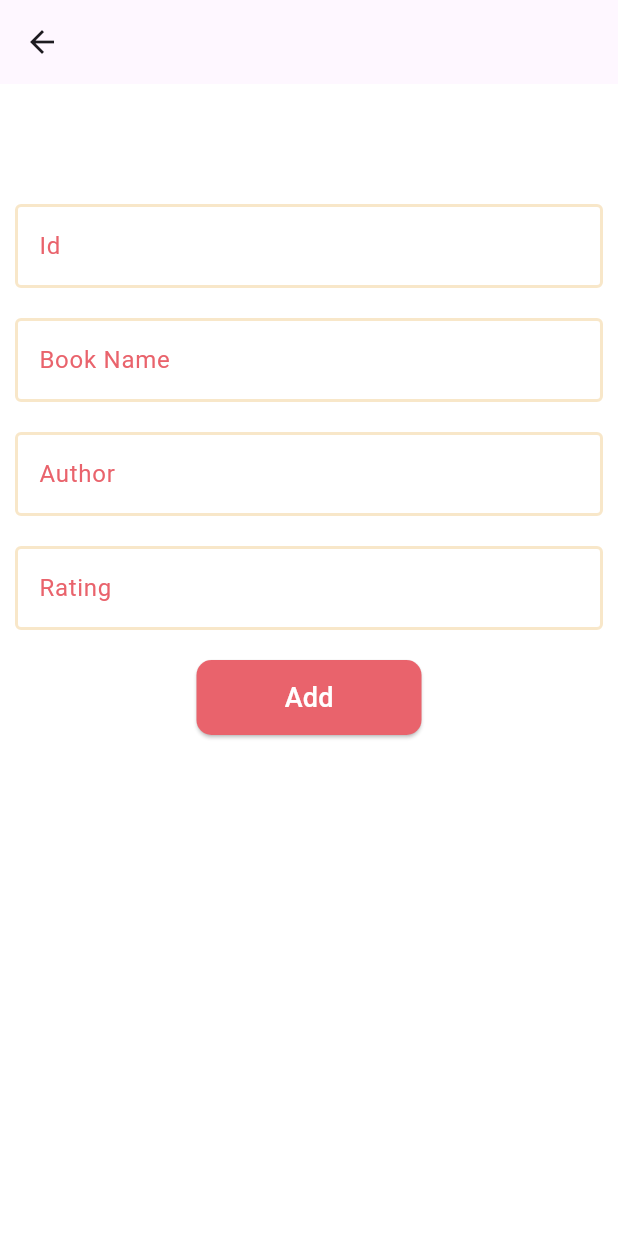
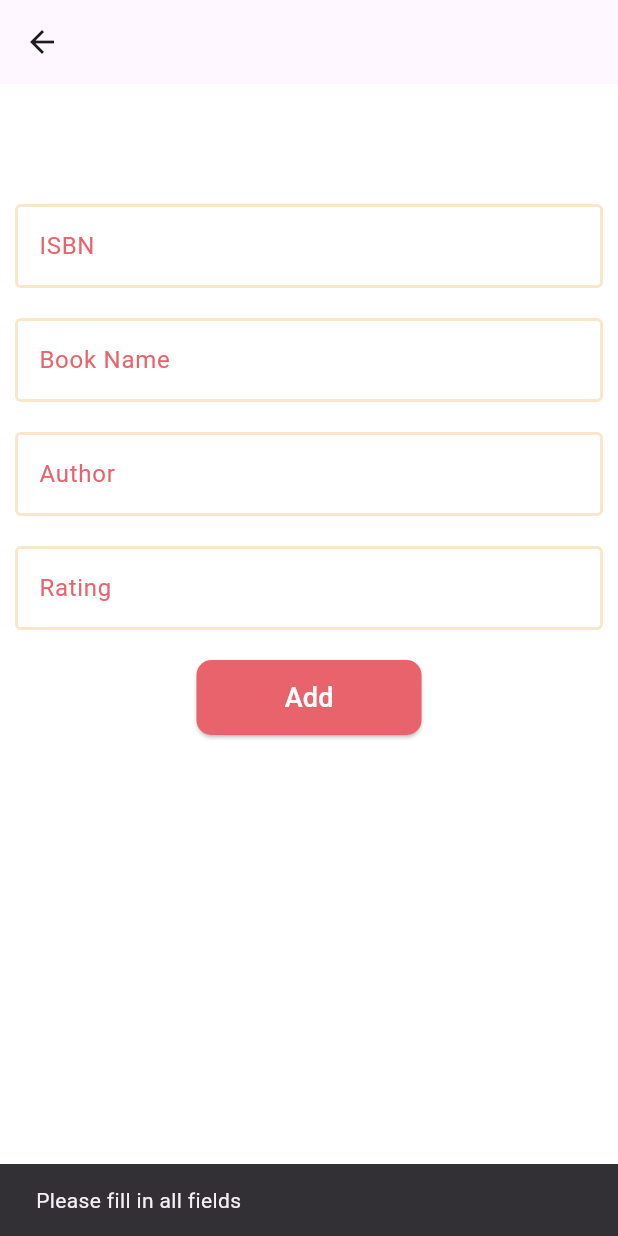
Before and after one commit to ankita1208/Flutter_API_Implementation, a Flutter app: the AddEdit screen opened directly, after a tap on "Add", on a phone screen of 412 x 824 dp. Run offline on Flutter 3.47's test engine with Material 3 defaults, Android fonts, the phone set to English and light mode, and no system bars; our stand-ins replace shared_preferences; accounts and stored records are empty; network calls fail.

```diff
--- a/lib/apiService/api_service.dart
+++ b/lib/apiService/api_service.dart
@@ -51,6 +51,19 @@ class ApiService {
     return response;
   }
 
+  Future<http.Response> addBook (String accessToken, BookModel bookModel) async {
+    final url = Uri.parse('$baseUrl/api/books');
+    final response = await http.post(
+      url,
+      headers: {
+        'Authorization' : 'Bearer $accessToken',
+        'Content-Type': 'application/json',
+      },
+      body: json.encode(bookModel.toJson()),
+    );
+    return response;
+  }
+
   Future<http.Response> getAllBooks (String accessToken) async {
     final url = Uri.parse('$baseUrl/api/books');
     final response = await http.get(
--- a/lib/screens/AddEdit.dart
+++ b/lib/screens/AddEdit.dart
@@ -1,10 +1,7 @@
-import 'dart:convert';
-import 'dart:ffi';
-
 import 'package:api_implementation/apiService/api_service.dart';
 import 'package:api_implementation/model/BooksModel.dart';
 import 'package:api_implementation/widgets/button.dart';
-
+import 'package:uuid/uuid.dart';
 import 'package:api_implementation/widgets/textfieldwidget.dart';
 import 'package:flutter/material.dart';
 
@@ -44,19 +41,50 @@ class _AddEditState extends State<AddEdit> {
 
   late ApiService apiService = ApiService();
   String? token;
+  final Uuid uuid = Uuid();
 
   @override
   void initState() {
     _isEdit = widget.isEdit;
-    _bookModel = widget.bookModel!;
+    if(_isEdit){
+      _bookModel = widget.bookModel!;
+    }
     getTokenFromSharedPref();
+
     setState(() {
-      setTextInFields();
+      if(_isEdit)  {
+        setTextInFields();
+      }
     });
   }
 
   void getTokenFromSharedPref() async {
     token = await SharedPrefUtil.getStringFromPref('token');
+  }
+
+  void _hitAddBookApi() async {
+    handleValidation();
+
+    try {
+      BookModel bookModel = BookModel(
+          title: "",
+          author: _authorTextEditingController.text,
+          id: uuid.v4(),
+          rating: double.tryParse(_ratingTextEditingController.text),
+          booksName: _bookTextEditingController.text,
+          ISBN: _idTextEditingController.text);
+      final response = await apiService.addBook(token!, bookModel);
+      if (response.statusCode == 200) {
+        SnackbarUtil.showSnackBar(context, 'Book added successfully!');
+        Navigator.of(context).pop();
+      } else {
+        print('Failed to add book: ${response.statusCode}');
+        SnackbarUtil.showSnackBar(context, 'Failed to add book');
+      }
+    } catch (e) {
+      print('Error fetching books: $e');
+      SnackbarUtil.showSnackBar(context, 'Failed to add book $e');
+    }
   }
 
   void _hitEditBookApi() async {
@@ -66,9 +94,10 @@ class _AddEditState extends State<AddEdit> {
       BookModel bookModel = BookModel(
           title: "",
           author: _authorTextEditingController.text,
-          id: _idTextEditingController.text,
+          id: _bookModel.getId,
           rating: double.tryParse(_ratingTextEditingController.text),
-          booksName: _bookTextEditingController.text,ISBN: _bookModel.getIsbn!);
+          booksName: _bookTextEditingController.text,
+          ISBN: _idTextEditingController.text);
       final response =
           await apiService.editBook(_bookModel.getId!, token!, bookModel);
       if (response.statusCode == 200) {
@@ -85,7 +114,7 @@ class _AddEditState extends State<AddEdit> {
   }
 
   void setTextInFields() {
-    _idTextEditingController.text = _bookModel.getId!;
+    _idTextEditingController.text = _bookModel.getIsbn!;
     _bookTextEditingController.text = _bookModel.getBooksName!;
     _authorTextEditingController.text = _bookModel.getAuthor!;
     _ratingTextEditingController.text = _bookModel.getRating!.toString();
@@ -117,7 +146,7 @@ class _AddEditState extends State<AddEdit> {
               height: 70.0,
             ),
             TextFieldWidget(
-              labelText: 'Id',
+              labelText: 'ISBN',
               textEditingController: _idTextEditingController,
               textInputType: TextInputType.number,
               obscureText: false,
@@ -155,7 +184,7 @@ class _AddEditState extends State<AddEdit> {
             ButtonWidget(
               text: _isEdit ? "Update" : "Add",
               onPressedButton: () {
-                _isEdit ? _hitEditBookApi() : print("yet to implement");
+                _isEdit ? _hitEditBookApi() : _hitAddBookApi();
               },
             )
           ],
--- a/pubspec.yaml
+++ b/pubspec.yaml
@@ -41,6 +41,7 @@ dev_dependencies:
   flutter_test:
     sdk: flutter
   shared_preferences: ^2.2.3
+  uuid: ^4.4.0
 
   # The "flutter_lints" package below contains a set of recommended lints to
   # encourage good coding practices. The lint set provided by the package is
```
Also changed, not shown: pubspec.lock.
